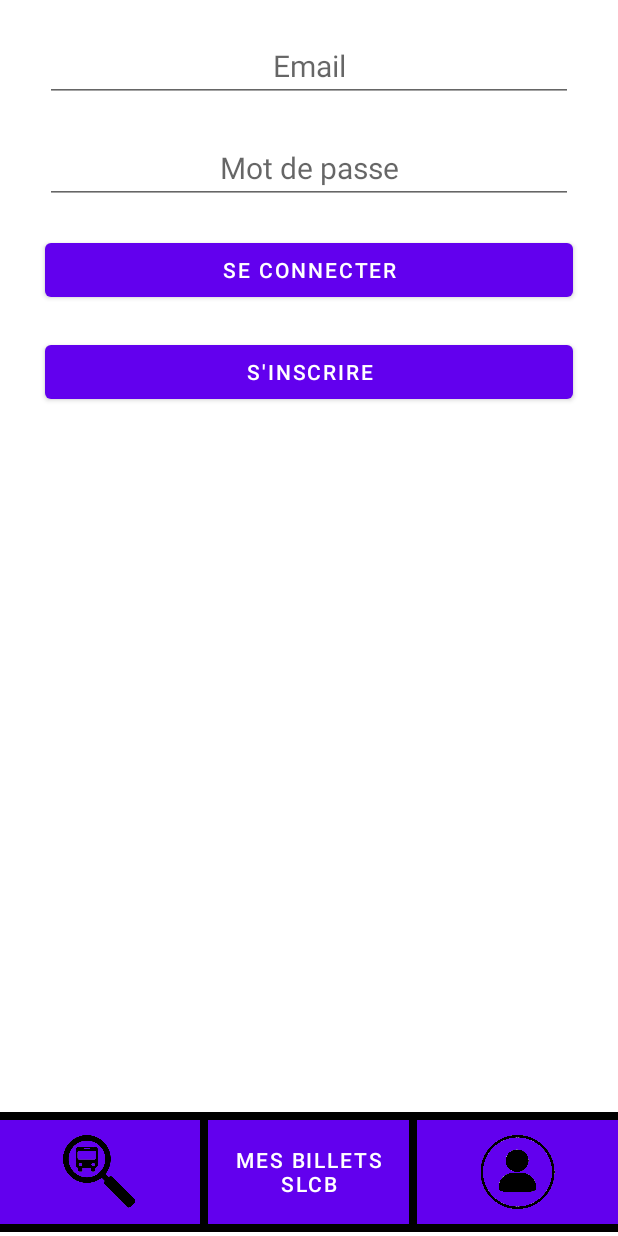
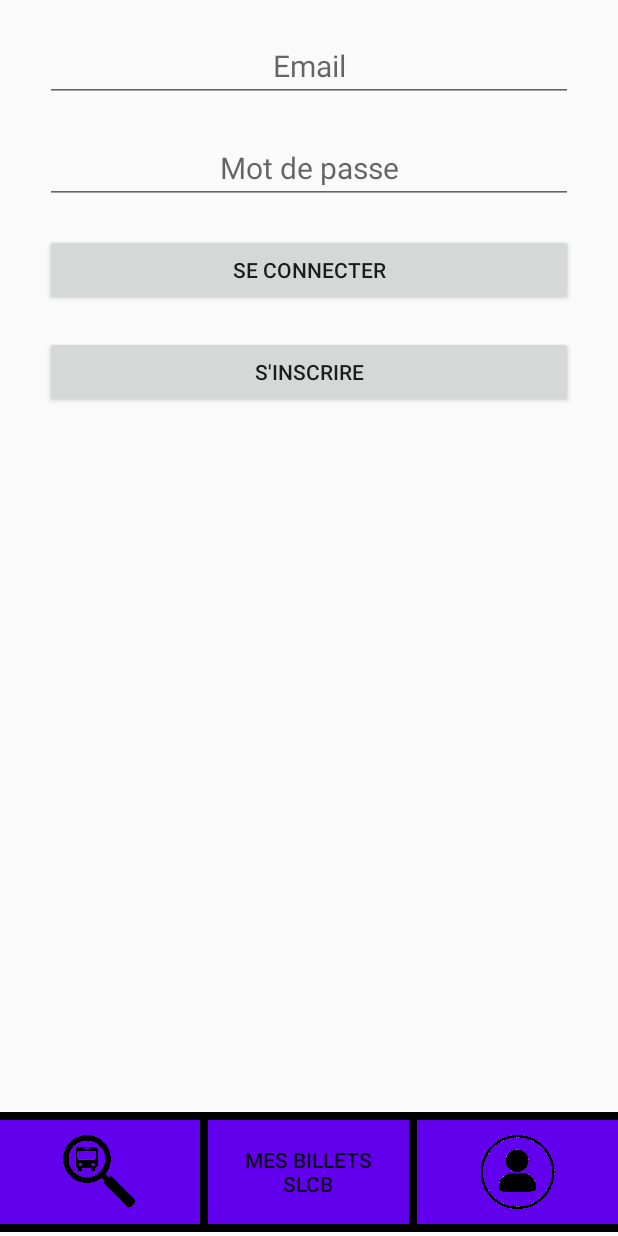
Before and after one commit to Ludovic-972/SLCB, an Android app: the fragment UserConnection placed in its activity, on a phone screen of 412 x 824 dp. Run offline under Robolectric (Android 15) with nearby library versions, the light colour scheme and no system bars; 2 statements that could not run were skipped.

Commit message:
Corrections mineures

```diff
--- a/app/src/main/java/com/tchoutchou/model/Tickets.java
+++ b/app/src/main/java/com/tchoutchou/model/Tickets.java
@@ -59,7 +59,6 @@ public class Tickets {
     }
 
     public static boolean ticketExists(int userId,int tripId){
-        Connection connection = JDBCUtils.getConnection();
         return getAllUserTickets(userId).contains(tripId);
     }
 
@@ -67,8 +66,8 @@ public class Tickets {
         Connection connection = JDBCUtils.getConnection();
         String req = "DELETE FROM tickets WHERE"+
                 " user_id = "+userId+
-                " trip_id = "+tripId;
-
+                " AND trip_id = "+tripId;
+        Log.d("ExtDb",req);
         Statement st;
         try {
             st = connection.createStatement(ResultSet.TYPE_SCROLL_INSENSITIVE,ResultSet.CONCUR_READ_ONLY);
--- a/app/src/main/java/com/tchoutchou/model/Trip.java
+++ b/app/src/main/java/com/tchoutchou/model/Trip.java
@@ -113,10 +113,9 @@ public class Trip {
         List<Trip> tripList = new ArrayList<>();
         String req = "SELECT T.trip_id,DATE(departureTime),DATE_FORMAT(departureTime,\"%H:%i\"),departureTown,DATE_FORMAT(arrivalTime,\"%H:%i\"),arrivalTown," +
                 "price,TIMESTAMPDIFF(MINUTE,departureTime,arrivalTime) " +
-                "FROM trips T,userTrips U " +
+                "FROM trips T,tickets U " +
                 "WHERE T.trip_id = U.trip_id AND U.user_id =" +userId+
                 " ORDER BY T.trip_id ASC";
-        Log.d("ExtDb",req);
         Connection connection = JDBCUtils.getConnection();
 
         try {
--- a/app/src/main/java/com/tchoutchou/model/User.java
+++ b/app/src/main/java/com/tchoutchou/model/User.java
@@ -134,7 +134,6 @@ public class User {
         User res = null;
         for(User user : users){
             if (user.getMail().equals(mail) && user.getPassword().equals(password)){
-                Log.d("ExtDB",user.toString());
                 res = new User();
                 res.setId(user.getId());
                 res.setFirstname(user.getFirstname());
--- a/app/src/main/java/com/tchoutchou/util/JDBCUtils.java
+++ b/app/src/main/java/com/tchoutchou/util/JDBCUtils.java
@@ -23,8 +23,9 @@ public class JDBCUtils {
 
     public static void close(Connection connection){
         try {
+            assert connection != null;
             connection.close();
-        } catch (SQLException e) {
+        } catch (SQLException |AssertionError e) {
             e.printStackTrace();
         }
     }
--- a/app/src/main/res/values/themes.xml
+++ b/app/src/main/res/values/themes.xml
@@ -1,6 +1,6 @@
 <resources xmlns:tools="http://schemas.android.com/tools">
     <!-- Base application theme. -->
-    <style name="Theme.SLCB" parent="Theme.MaterialComponents.DayNight">
+    <style name="Theme.SLCB" parent="Theme.AppCompat.DayNight.DarkActionBar">
         <!-- Primary brand color. -->
         <item name="colorPrimary">@color/purple_500</item>
         <item name="colorPrimaryVariant">@color/purple_700</item>
```
Also changed, not shown: app/src/main/java/com/tchoutchou/TripActivity.java (+11 -11 lines), app/src/main/java/com/tchoutchou/fragments/user/UserTickets.java (+2 -10 lines).
